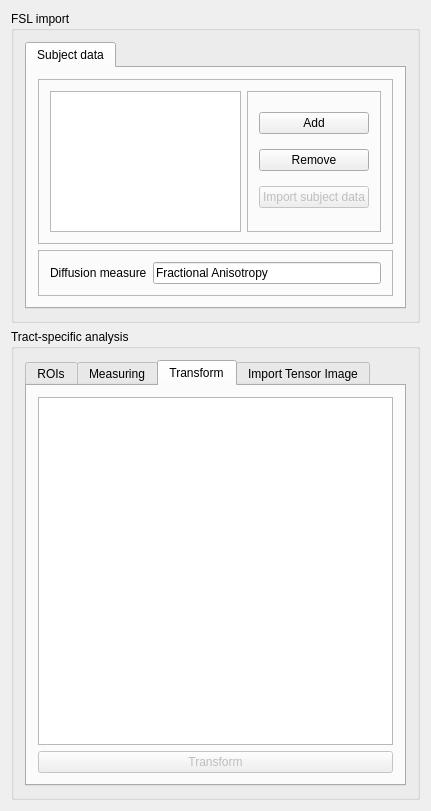
This is Plugins/org.mitk.gui.qt.diffusionimaging/src/internal/QmitkTractbasedSpatialStatisticsViewControls.ui in MITK/MITK as Qt 5 draws it before an edit. The edited form follows.
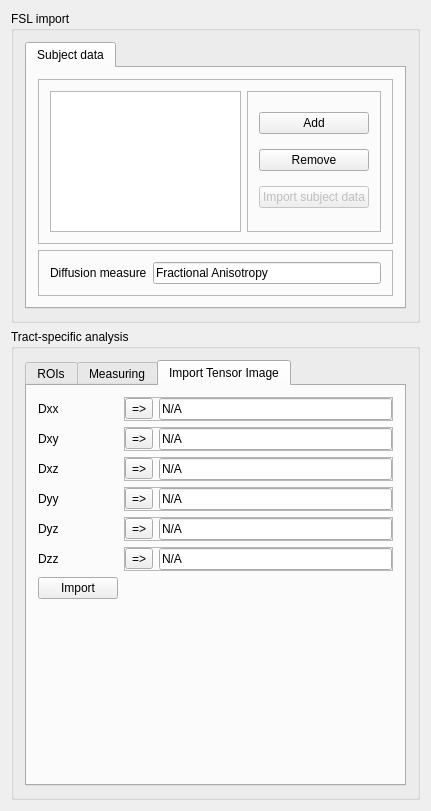
This is the edited form. The open tabs and pages were chosen to show the change. Custom widgets are drawn as their Qt base class.

Commit message: removed transform tab

```diff
--- a/Plugins/org.mitk.gui.qt.diffusionimaging/src/internal/QmitkTractbasedSpatialStatisticsViewControls.ui
+++ b/Plugins/org.mitk.gui.qt.diffusionimaging/src/internal/QmitkTractbasedSpatialStatisticsViewControls.ui
@@ -292,26 +292,6 @@
           </item>
          </layout>
         </widget>
-        <widget class="QWidget" name="tab">
-         <attribute name="title">
-          <string>Transform</string>
-         </attribute>
-         <layout class="QVBoxLayout" name="verticalLayout_4">
-          <item>
-           <widget class="QTextEdit" name="m_TransformText"/>
-          </item>
-          <item>
-           <widget class="QPushButton" name="m_Transform">
-            <property name="enabled">
-             <bool>false</bool>
-            </property>
-            <property name="text">
-             <string>Transform</string>
-            </property>
-           </widget>
-          </item>
-         </layout>
-        </widget>
         <widget class="QWidget" name="tab_2">
          <attribute name="title">
           <string>Import Tensor Image</string>
```
Left out of the diff: 2 changed lines with no effect on the pictures.
